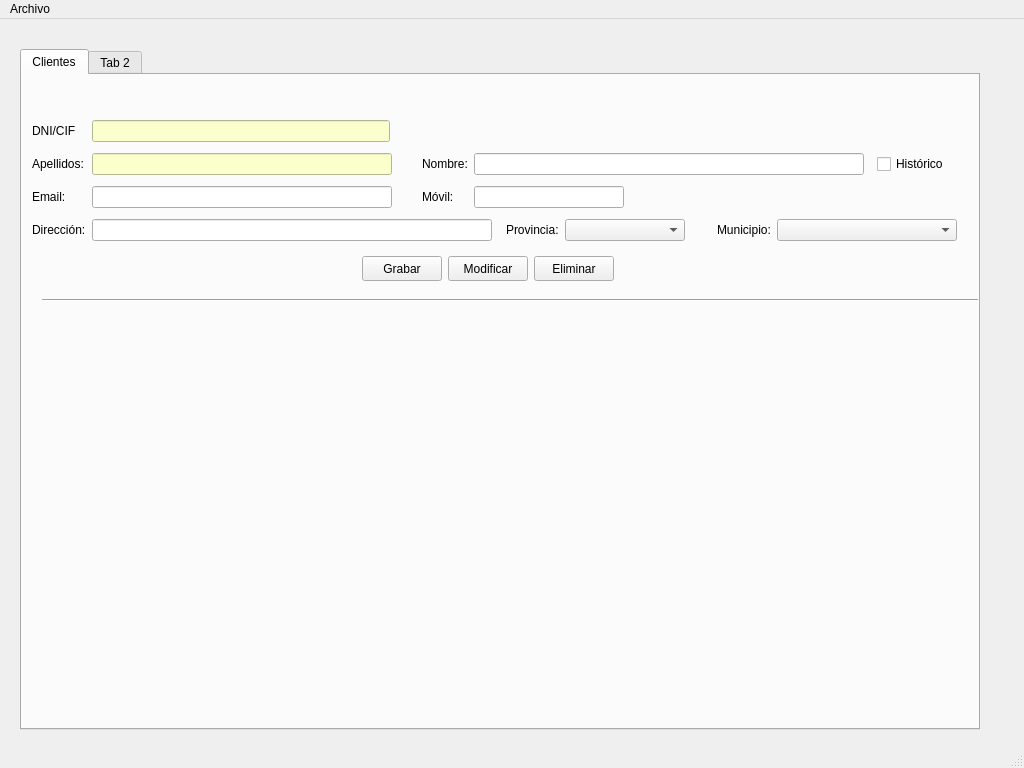
The window that ventPrincipal.ui (Manuerty/ProyecyoDI) describes before a commit, drawn with Qt 5.
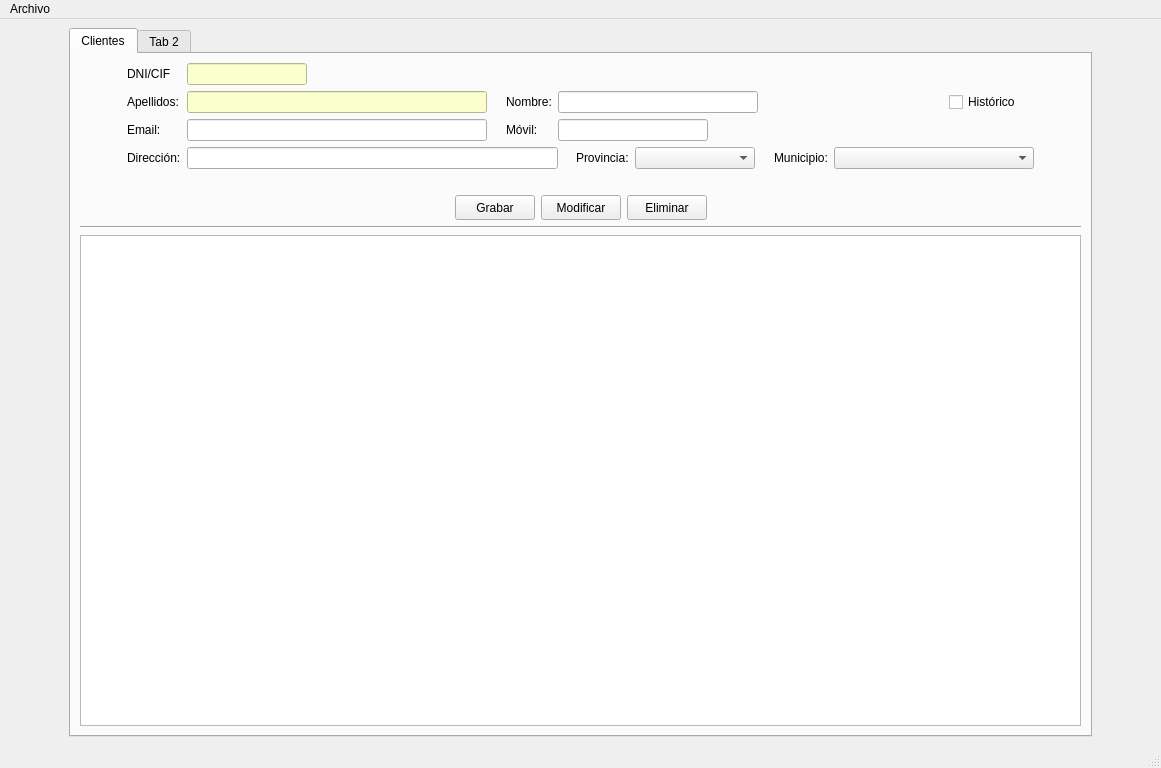
The same window after the commit. Icons and pictures are not drawn.

Commit message: feat(project): Create exit window

Patch:
```diff
--- a/ventPrincipal.ui
+++ b/ventPrincipal.ui
@@ -6,7 +6,7 @@
    <rect>
     <x>0</x>
     <y>0</y>
-    <width>1024</width>
+    <width>1161</width>
     <height>768</height>
    </rect>
   </property>
@@ -20,15 +20,41 @@
    <string>InmoTeis</string>
   </property>
   <widget class="QWidget" name="centralwidget">
+   <layout class="QGridLayout" name="gridLayout_2">
+    <item row="0" column="0">
+     <spacer name="horizontalSpacer_7">
+      <property name="orientation">
+       <enum>Qt::Horizontal</enum>
+      </property>
+      <property name="sizeType">
+       <enum>QSizePolicy::Fixed</enum>
+      </property>
+      <property name="sizeHint" stdset="0">
+       <size>
+        <width>60</width>
+        <height>20</height>
+       </size>
+      </property>
+     </spacer>
+    </item>
+    <item row="0" column="3">
+     <spacer name="horizontalSpacer_8">
+      <property name="orientation">
+       <enum>Qt::Horizontal</enum>
+      </property>
+      <property name="sizeType">
+       <enum>QSizePolicy::Fixed</enum>
+      </property>
+      <property name="sizeHint" stdset="0">
+       <size>
+        <width>60</width>
+        <height>20</height>
+       </size>
+      </property>
+     </spacer>
+    </item>
+    <item row="0" column="1">
    <widget class="QTabWidget" name="panPrincipal">
-    <property name="geometry">
-     <rect>
-      <x>20</x>
-      <y>30</y>
-      <width>960</width>
-      <height>681</height>
-     </rect>
-    </property>
     <property name="styleSheet">
      <string notr="true"/>
     </property>
@@ -39,50 +65,179 @@
      <attribute name="title">
       <string>Clientes</string>
      </attribute>
-     <widget class="Line" name="line">
-      <property name="geometry">
-       <rect>
-        <x>20</x>
-        <y>210</y>
-        <width>1000</width>
-        <height>31</height>
-       </rect>
-      </property>
-      <property name="orientation">
-       <enum>Qt::Horizontal</enum>
-      </property>
-     </widget>
-     <widget class="QWidget" name="">
-      <property name="geometry">
-       <rect>
-        <x>10</x>
-        <y>40</y>
-        <width>925</width>
-        <height>131</height>
-       </rect>
-      </property>
+       <layout class="QVBoxLayout" name="verticalLayout">
+        <item>
       <layout class="QGridLayout" name="gridLayout">
+          <item row="3" column="10">
+           <widget class="QLabel" name="lblMuniCli">
+            <property name="text">
+             <string>Municipio:</string>
+            </property>
+           </widget>
+          </item>
+          <item row="2" column="5" colspan="4">
+           <widget class="QLineEdit" name="txtMovilCli">
+            <property name="minimumSize">
+             <size>
+              <width>150</width>
+              <height>0</height>
+             </size>
+            </property>
+            <property name="maximumSize">
+             <size>
+              <width>150</width>
+              <height>16777215</height>
+             </size>
+            </property>
+           </widget>
+          </item>
+          <item row="1" column="5" colspan="7">
+           <widget class="QLineEdit" name="txtDNomCli">
+            <property name="minimumSize">
+             <size>
+              <width>200</width>
+              <height>0</height>
+             </size>
+            </property>
+            <property name="maximumSize">
+             <size>
+              <width>200</width>
+              <height>16777215</height>
+             </size>
+            </property>
+           </widget>
+          </item>
+          <item row="2" column="1">
+           <widget class="QLabel" name="lblEmailCli">
+            <property name="text">
+             <string>Email:</string>
+            </property>
+           </widget>
+          </item>
+          <item row="2" column="2">
+           <widget class="QLineEdit" name="txtEmailCli">
+            <property name="minimumSize">
+             <size>
+              <width>300</width>
+              <height>0</height>
+             </size>
+            </property>
+            <property name="maximumSize">
+             <size>
+              <width>450</width>
+              <height>16777215</height>
+             </size>
+            </property>
+           </widget>
+          </item>
+          <item row="3" column="8">
+           <widget class="QComboBox" name="cmbProCli">
+            <property name="minimumSize">
+             <size>
+              <width>120</width>
+              <height>0</height>
+             </size>
+            </property>
+            <property name="maximumSize">
+             <size>
+              <width>120</width>
+              <height>16777215</height>
+             </size>
+            </property>
+           </widget>
+          </item>
+          <item row="3" column="11" colspan="2">
+           <widget class="QComboBox" name="cmbMuniCli">
+            <property name="minimumSize">
+             <size>
+              <width>200</width>
+              <height>0</height>
+             </size>
+            </property>
+           </widget>
+          </item>
+          <item row="1" column="12" alignment="Qt::AlignHCenter">
+           <widget class="QCheckBox" name="chkHistoriaCli">
+            <property name="text">
+             <string>Histórico</string>
+            </property>
+           </widget>
+          </item>
+          <item row="3" column="9">
+           <spacer name="horizontalSpacer_4">
+            <property name="orientation">
+             <enum>Qt::Horizontal</enum>
+            </property>
+            <property name="sizeType">
+             <enum>QSizePolicy::Expanding</enum>
+            </property>
+            <property name="sizeHint" stdset="0">
+             <size>
+              <width>20</width>
+              <height>20</height>
+             </size>
+            </property>
+           </spacer>
+          </item>
+          <item row="2" column="3">
+           <spacer name="horizontalSpacer_2">
+            <property name="orientation">
+             <enum>Qt::Horizontal</enum>
+            </property>
+            <property name="sizeType">
+             <enum>QSizePolicy::Expanding</enum>
+            </property>
+            <property name="sizeHint" stdset="0">
+             <size>
+              <width>20</width>
+              <height>20</height>
+             </size>
+            </property>
+           </spacer>
+          </item>
        <item row="0" column="1">
-        <widget class="QLineEdit" name="txtDniCli">
-         <property name="minimumSize">
-          <size>
-           <width>120</width>
-           <height>0</height>
-          </size>
-         </property>
-         <property name="styleSheet">
-          <string notr="true">background-color: rgb(251, 255, 205);</string>
-         </property>
-        </widget>
-       </item>
-       <item row="0" column="0">
         <widget class="QLabel" name="lblDniCli">
          <property name="text">
           <string>DNI/CIF</string>
          </property>
         </widget>
        </item>
-       <item row="1" column="1">
+          <item row="1" column="3">
+           <spacer name="horizontalSpacer_3">
+            <property name="orientation">
+             <enum>Qt::Horizontal</enum>
+            </property>
+            <property name="sizeType">
+             <enum>QSizePolicy::Expanding</enum>
+            </property>
+            <property name="sizeHint" stdset="0">
+             <size>
+              <width>20</width>
+              <height>20</height>
+             </size>
+            </property>
+           </spacer>
+          </item>
+          <item row="0" column="2">
+           <widget class="QLineEdit" name="txtDniCli">
+            <property name="minimumSize">
+             <size>
+              <width>120</width>
+              <height>0</height>
+             </size>
+            </property>
+            <property name="maximumSize">
+             <size>
+              <width>120</width>
+              <height>16777215</height>
+             </size>
+            </property>
+            <property name="styleSheet">
+             <string notr="true">background-color: rgb(251, 255, 205);</string>
+            </property>
+           </widget>
+          </item>
+          <item row="1" column="2">
         <widget class="QLineEdit" name="txtApelCli">
          <property name="minimumSize">
           <size>
@@ -90,210 +245,146 @@
            <height>0</height>
           </size>
          </property>
+            <property name="maximumSize">
+             <size>
+              <width>450</width>
+              <height>16777215</height>
+             </size>
+            </property>
          <property name="styleSheet">
           <string notr="true">background-color: rgb(250, 255, 203);</string>
          </property>
         </widget>
        </item>
-       <item row="2" column="2">
-        <spacer name="horizontalSpacer_2">
-         <property name="orientation">
-          <enum>Qt::Horizontal</enum>
-         </property>
-         <property name="sizeType">
-          <enum>QSizePolicy::Fixed</enum>
-         </property>
-         <property name="sizeHint" stdset="0">
-          <size>
-           <width>20</width>
-           <height>20</height>
-          </size>
-         </property>
-        </spacer>
-       </item>
-       <item row="1" column="2">
-        <spacer name="horizontalSpacer_3">
-         <property name="orientation">
-          <enum>Qt::Horizontal</enum>
-         </property>
-         <property name="sizeType">
-          <enum>QSizePolicy::Fixed</enum>
-         </property>
-         <property name="sizeHint" stdset="0">
-          <size>
-           <width>20</width>
-           <height>20</height>
-          </size>
-         </property>
-        </spacer>
-       </item>
-       <item row="1" column="0">
+          <item row="1" column="1">
         <widget class="QLabel" name="lblApelCli">
          <property name="text">
           <string>Apellidos:</string>
          </property>
         </widget>
        </item>
-       <item row="2" column="3">
-        <widget class="QLabel" name="lblMovilCli">
-         <property name="text">
-          <string>Móvil:</string>
-         </property>
-        </widget>
-       </item>
-       <item row="3" column="0">
+          <item row="3" column="1">
         <widget class="QLabel" name="lblDirCLi">
          <property name="text">
           <string>Dirección:</string>
          </property>
         </widget>
        </item>
-       <item row="3" column="1" colspan="4">
+          <item row="3" column="2" colspan="4">
         <widget class="QLineEdit" name="txtDirCli">
          <property name="minimumSize">
           <size>
-           <width>400</width>
-           <height>0</height>
-          </size>
-         </property>
-        </widget>
-       </item>
-       <item row="2" column="0">
-        <widget class="QLabel" name="lblEmailCli">
-         <property name="text">
-          <string>Email:</string>
-         </property>
-        </widget>
-       </item>
-       <item row="2" column="4" colspan="4">
-        <widget class="QLineEdit" name="txtMovilCli">
-         <property name="minimumSize">
-          <size>
-           <width>150</width>
+              <width>360</width>
            <height>0</height>
           </size>
          </property>
          <property name="maximumSize">
           <size>
-           <width>150</width>
+              <width>1200</width>
            <height>16777215</height>
           </size>
          </property>
         </widget>
        </item>
-       <item row="1" column="3">
-        <widget class="QLabel" name="lblNomCli">
-         <property name="text">
-          <string>Nombre:</string>
-         </property>
-        </widget>
-       </item>
-       <item row="1" column="4" colspan="7">
-        <widget class="QLineEdit" name="txtDNomCli">
-         <property name="minimumSize">
-          <size>
-           <width>300</width>
-           <height>0</height>
-          </size>
-         </property>
-        </widget>
-       </item>
-       <item row="2" column="1">
-        <widget class="QLineEdit" name="txtEmailCli">
-         <property name="minimumSize">
-          <size>
-           <width>300</width>
-           <height>0</height>
-          </size>
-         </property>
-        </widget>
-       </item>
-       <item row="1" column="11" alignment="Qt::AlignHCenter">
-        <widget class="QCheckBox" name="chkHistoriaCli">
-         <property name="text">
-          <string>Histórico</string>
-         </property>
-        </widget>
-       </item>
-       <item row="3" column="5">
-        <spacer name="horizontalSpacer">
-         <property name="orientation">
-          <enum>Qt::Horizontal</enum>
-         </property>
-         <property name="sizeType">
-          <enum>QSizePolicy::Fixed</enum>
-         </property>
-         <property name="sizeHint" stdset="0">
-          <size>
-           <width>20</width>
-           <height>20</height>
-          </size>
-         </property>
-        </spacer>
-       </item>
-       <item row="3" column="10" colspan="2">
-        <widget class="QComboBox" name="cmbMuniCli">
-         <property name="minimumSize">
-          <size>
-           <width>180</width>
-           <height>0</height>
-          </size>
-         </property>
-        </widget>
-       </item>
        <item row="3" column="7">
-        <widget class="QComboBox" name="cmbProCli">
-         <property name="minimumSize">
-          <size>
-           <width>120</width>
-           <height>0</height>
-          </size>
-         </property>
-        </widget>
-       </item>
-       <item row="3" column="8">
-        <spacer name="horizontalSpacer_4">
-         <property name="orientation">
-          <enum>Qt::Horizontal</enum>
-         </property>
-         <property name="sizeType">
-          <enum>QSizePolicy::Fixed</enum>
-         </property>
-         <property name="sizeHint" stdset="0">
-          <size>
-           <width>20</width>
-           <height>20</height>
-          </size>
-         </property>
-        </spacer>
-       </item>
-       <item row="3" column="6">
         <widget class="QLabel" name="lblProCli">
          <property name="text">
           <string>Provincia:</string>
          </property>
         </widget>
        </item>
-       <item row="3" column="9">
-        <widget class="QLabel" name="lblMuniCli">
+          <item row="2" column="4">
+           <widget class="QLabel" name="lblMovilCli">
          <property name="text">
-          <string>Municipio:</string>
+             <string>Móvil:</string>
          </property>
         </widget>
        </item>
-      </layout>
-     </widget>
-     <widget class="QWidget" name="">
-      <property name="geometry">
-       <rect>
-        <x>340</x>
-        <y>180</y>
-        <width>254</width>
-        <height>27</height>
-       </rect>
-      </property>
+          <item row="1" column="4">
+           <widget class="QLabel" name="lblNomCli">
+            <property name="text">
+             <string>Nombre:</string>
+            </property>
+           </widget>
+          </item>
+          <item row="3" column="6">
+           <spacer name="horizontalSpacer">
+            <property name="orientation">
+             <enum>Qt::Horizontal</enum>
+            </property>
+            <property name="sizeType">
+             <enum>QSizePolicy::Expanding</enum>
+            </property>
+            <property name="sizeHint" stdset="0">
+             <size>
+              <width>20</width>
+              <height>20</height>
+             </size>
+            </property>
+           </spacer>
+          </item>
+          <item row="0" column="0" rowspan="4">
+           <spacer name="horizontalSpacer_11">
+            <property name="orientation">
+             <enum>Qt::Horizontal</enum>
+            </property>
+            <property name="sizeHint" stdset="0">
+             <size>
+              <width>60</width>
+              <height>20</height>
+             </size>
+            </property>
+           </spacer>
+          </item>
+          <item row="0" column="13" rowspan="4">
+           <spacer name="horizontalSpacer_9">
+            <property name="orientation">
+             <enum>Qt::Horizontal</enum>
+            </property>
+            <property name="sizeHint" stdset="0">
+             <size>
+              <width>60</width>
+              <height>20</height>
+             </size>
+            </property>
+           </spacer>
+          </item>
+         </layout>
+        </item>
+        <item>
+         <spacer name="verticalSpacer">
+          <property name="orientation">
+           <enum>Qt::Vertical</enum>
+          </property>
+          <property name="sizeType">
+           <enum>QSizePolicy::Fixed</enum>
+          </property>
+          <property name="sizeHint" stdset="0">
+           <size>
+            <width>20</width>
+            <height>20</height>
+           </size>
+          </property>
+         </spacer>
+        </item>
+        <item>
+         <layout class="QHBoxLayout" name="horizontalLayout_2">
+          <item>
+           <spacer name="horizontalSpacer_6">
+            <property name="orientation">
+             <enum>Qt::Horizontal</enum>
+            </property>
+            <property name="sizeHint" stdset="0">
+             <size>
+              <width>328</width>
+              <height>20</height>
+             </size>
+            </property>
+           </spacer>
+          </item>
+          <item>
       <layout class="QHBoxLayout" name="horizontalLayout">
-       <item>
+            <item alignment="Qt::AlignHCenter">
         <widget class="QPushButton" name="btnGrabarCli">
          <property name="minimumSize">
           <size>
@@ -312,7 +403,7 @@
          </property>
         </widget>
        </item>
-       <item>
+            <item alignment="Qt::AlignHCenter">
         <widget class="QPushButton" name="btnModifiCli">
          <property name="minimumSize">
           <size>
@@ -331,7 +422,7 @@
          </property>
         </widget>
        </item>
-       <item>
+            <item alignment="Qt::AlignHCenter">
         <widget class="QPushButton" name="btnDelCli_2">
          <property name="minimumSize">
           <size>
@@ -351,9 +442,39 @@
         </widget>
        </item>
       </layout>
-     </widget>
-    </widget>
-    <widget class="QWidget" name="tabConstruccin">
+          </item>
+          <item>
+           <spacer name="horizontalSpacer_5">
+            <property name="orientation">
+             <enum>Qt::Horizontal</enum>
+            </property>
+            <property name="sizeHint" stdset="0">
+             <size>
+              <width>348</width>
+              <height>20</height>
+             </size>
+            </property>
+           </spacer>
+          </item>
+         </layout>
+        </item>
+        <item>
+         <widget class="Line" name="line">
+          <property name="orientation">
+           <enum>Qt::Horizontal</enum>
+          </property>
+         </widget>
+        </item>
+        <item>
+         <widget class="QTableWidget" name="tablaClientes">
+          <property name="autoFillBackground">
+           <bool>false</bool>
+          </property>
+         </widget>
+        </item>
+       </layout>
+      </widget>
+      <widget class="QWidget" name="PesConstruct">
      <attribute name="title">
       <string>Tab 2</string>
      </attribute>
@@ -372,13 +493,15 @@
      </widget>
     </widget>
    </widget>
+    </item>
+   </layout>
   </widget>
   <widget class="QMenuBar" name="menubar">
    <property name="geometry">
     <rect>
      <x>0</x>
      <y>0</y>
-     <width>1024</width>
+     <width>1161</width>
      <height>21</height>
     </rect>
    </property>
```
Left out of the diff: 6 changed lines with no effect on the pictures. Lines whose indentation alone changed are shown as unchanged. The commit also changes 7 other files.
